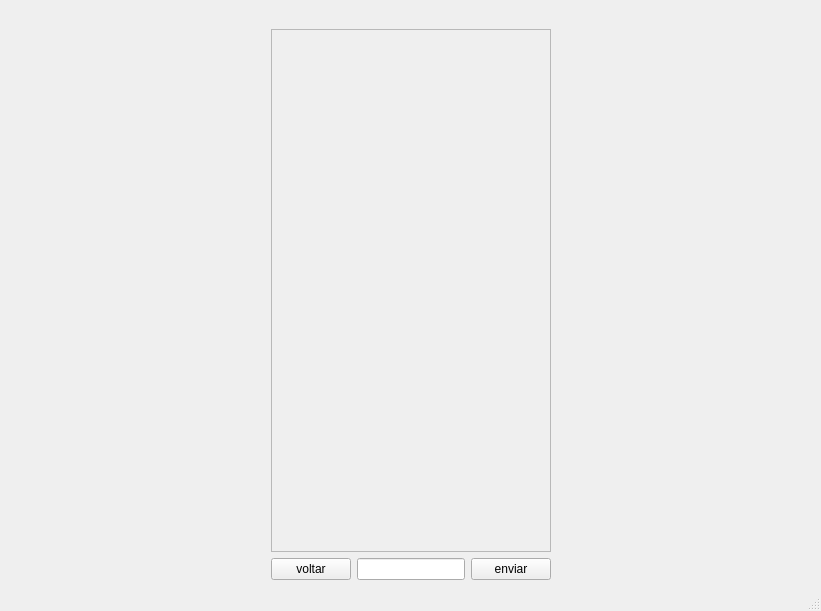
The window that Cliente/ui/chat.ui (Liedsonfsa/Route-Run) describes before a commit, drawn with Qt 5.
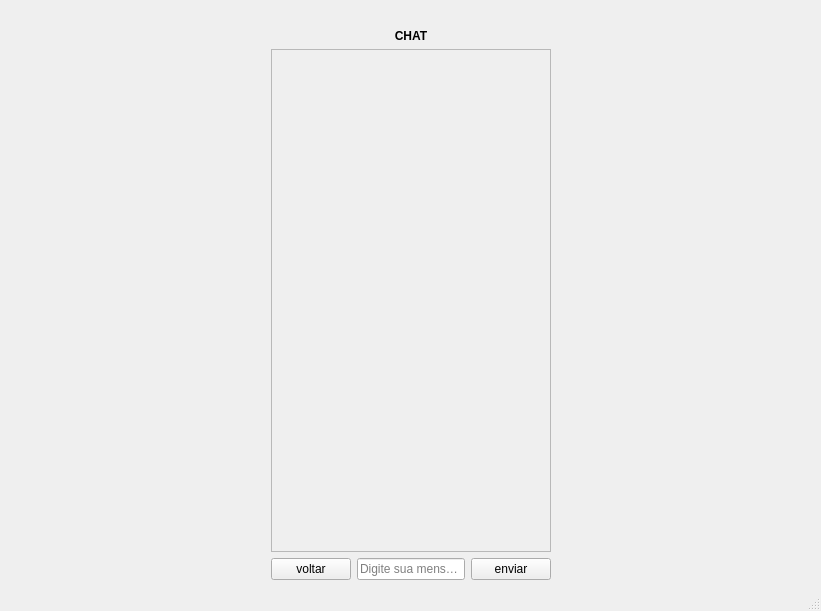
The same window after the commit.

The edit to the form file:
```diff
--- a/Cliente/ui/chat.ui
+++ b/Cliente/ui/chat.ui
@@ -40,6 +40,13 @@
         </property>
        </widget>
       </item>
+      <item>
+       <widget class="QLabel" name="label_2">
+        <property name="text">
+         <string>&lt;html&gt;&lt;head/&gt;&lt;body&gt;&lt;p align=&quot;center&quot;&gt;&lt;span style=&quot; font-weight:600;&quot;&gt;CHAT&lt;/span&gt;&lt;/p&gt;&lt;/body&gt;&lt;/html&gt;</string>
+        </property>
+       </widget>
+      </item>
       <item>
        <widget class="QScrollArea" name="scrollArea">
         <property name="widgetResizable">
@@ -51,7 +58,7 @@
            <x>0</x>
            <y>0</y>
            <width>337</width>
-           <height>474</height>
+           <height>477</height>
           </rect>
          </property>
         </widget>
@@ -67,7 +74,11 @@
          </widget>
         </item>
         <item>
-         <widget class="QLineEdit" name="lineEdit"/>
+         <widget class="QLineEdit" name="lineEdit">
+          <property name="placeholderText">
+           <string>Digite sua mensagem</string>
+          </property>
+         </widget>
         </item>
         <item>
          <widget class="QPushButton" name="enviar">
```
Left out of the diff: 10 changed lines with no effect on the pictures.
